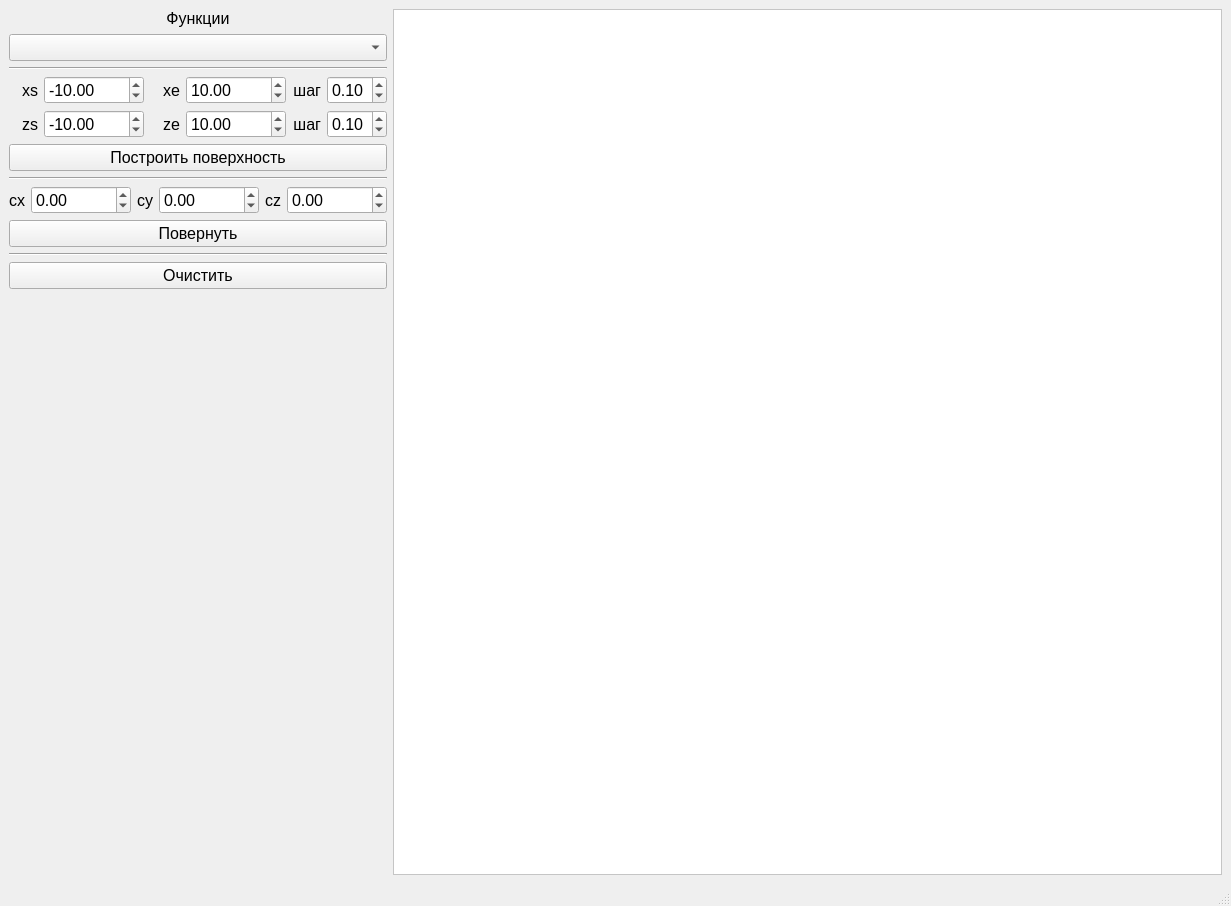
Before: the Qt Designer form lab_10/mainwindow.ui in jayziga98/BMSTU-sem4-CG, drawn with Qt 5.
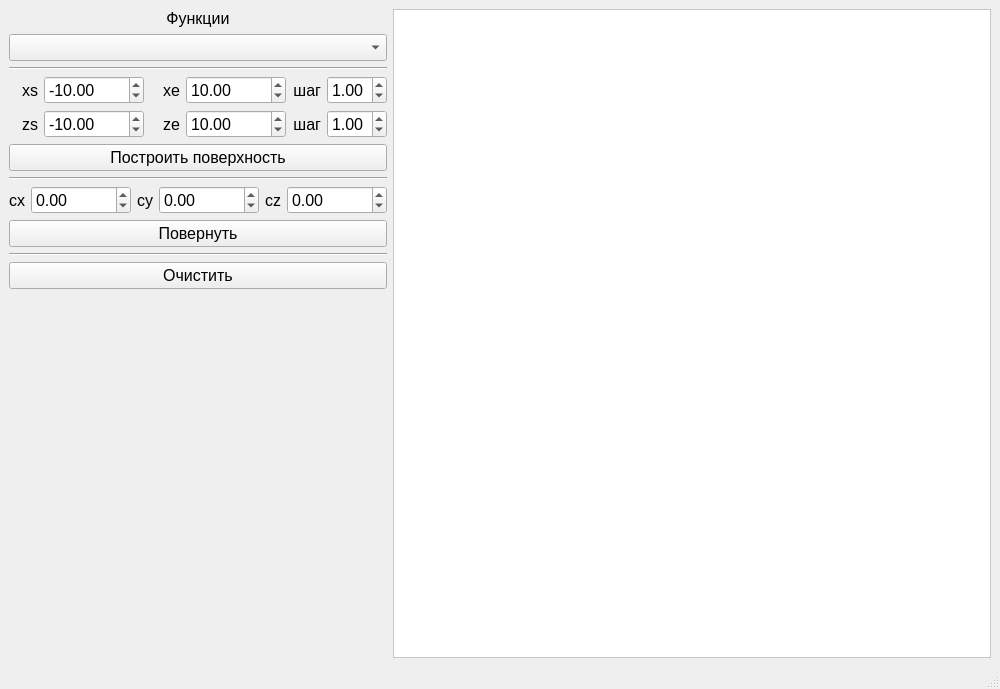
After: the same form once the commit is applied.

Diff of the .ui file:
```diff
--- a/lab_10/mainwindow.ui
+++ b/lab_10/mainwindow.ui
@@ -6,8 +6,8 @@
    <rect>
     <x>0</x>
     <y>0</y>
-    <width>1231</width>
-    <height>906</height>
+    <width>1000</width>
+    <height>689</height>
    </rect>
   </property>
   <property name="windowTitle">
@@ -211,13 +211,13 @@
            <double>0.010000000000000</double>
           </property>
           <property name="maximum">
-           <double>2.000000000000000</double>
+           <double>5.000000000000000</double>
           </property>
           <property name="singleStep">
            <double>0.100000000000000</double>
           </property>
           <property name="value">
-           <double>0.100000000000000</double>
+           <double>1.000000000000000</double>
           </property>
          </widget>
         </item>
@@ -241,13 +241,13 @@
            <double>0.010000000000000</double>
           </property>
           <property name="maximum">
-           <double>2.000000000000000</double>
+           <double>5.000000000000000</double>
           </property>
           <property name="singleStep">
            <double>0.100000000000000</double>
           </property>
           <property name="value">
-           <double>0.100000000000000</double>
+           <double>1.000000000000000</double>
           </property>
          </widget>
         </item>
```
Left out of the diff: 29 changed lines with no effect on the pictures.
